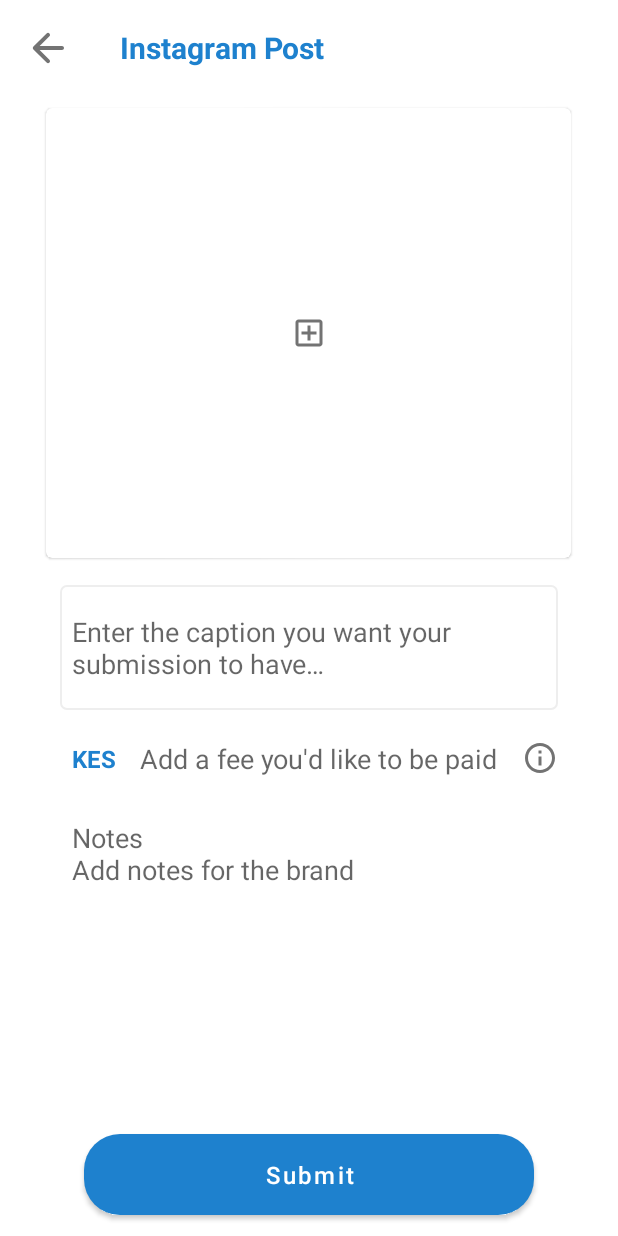
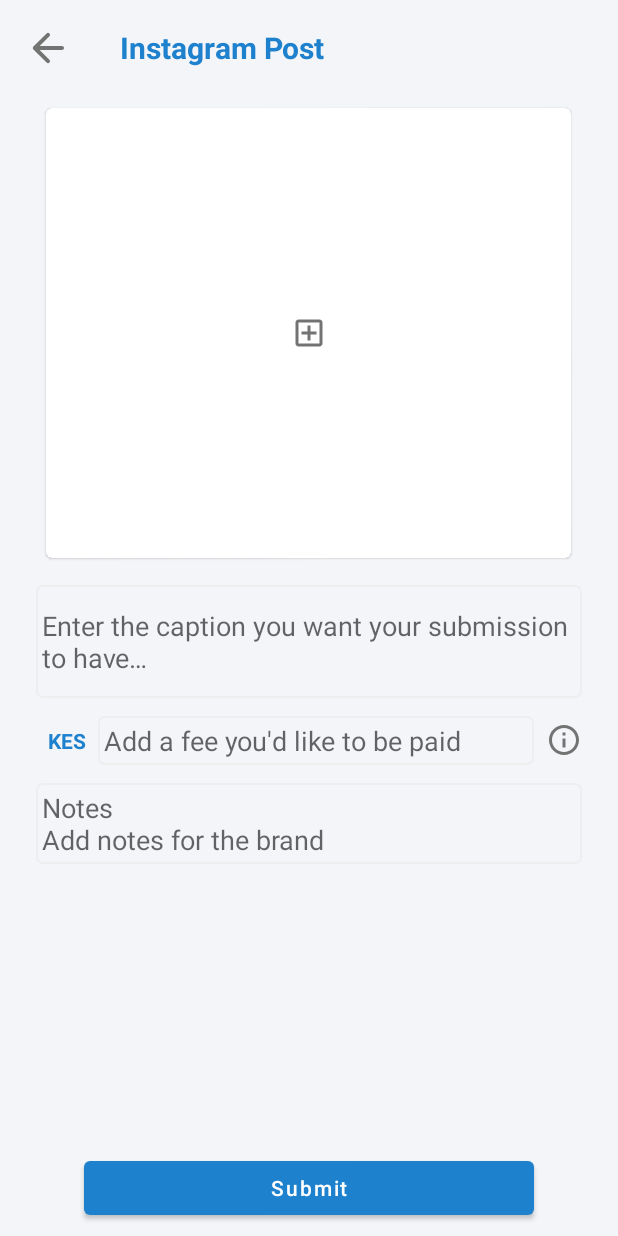
Before and after one commit to teddy-otieno/imp-mobile-android, an Android app: the layout activity_post.xml on its own in the app's theme, with its tools: preview values and no code run, on a phone screen of 412 x 824 dp. Run offline under Robolectric (Android 15) with nearby library versions, the phone set to English and light mode, and no system bars.

Commit message:
Update: Create post submission feature is done

```diff
--- a/app/src/main/java/com/imp/impandroidclient/app_state/web_client/HttpClient.kt
+++ b/app/src/main/java/com/imp/impandroidclient/app_state/web_client/HttpClient.kt
@@ -1,10 +1,13 @@
 package com.imp.impandroidclient.app_state.web_client
 
+import okhttp3.MediaType
 import okhttp3.MediaType.Companion.toMediaType
+import okhttp3.MediaType.Companion.toMediaTypeOrNull
 import okhttp3.OkHttpClient
 
 object HttpClient {
     var webClient: OkHttpClient = OkHttpClient()
+    val MEDIA_TYPE_PNG = "image/png".toMediaTypeOrNull()
     const val SERVER_URL = "http://192.168.0.15:8000"
 
     val JSON = "application/json; charset=utf-8".toMediaType()
--- a/app/src/main/java/com/imp/impandroidclient/submission_types/post/PostViewModel.kt
+++ b/app/src/main/java/com/imp/impandroidclient/submission_types/post/PostViewModel.kt
@@ -11,7 +11,6 @@ class PostViewModel(private var submissionId: Int, campaignId: Int) : ViewModel(
 {
     private val submissionRepo = PostSubmissionRepo.getInstance()
     var submission: MutableLiveData<PostSubmission>
-    val image: MutableLiveData<Bitmap> = MutableLiveData()
 
     init {
         //Create new submission
--- a/app/src/main/res/layout/activity_post.xml
+++ b/app/src/main/res/layout/activity_post.xml
@@ -5,13 +5,13 @@
     android:layout_width="match_parent"
     android:layout_height="match_parent"
     android:orientation="vertical"
+    android:background="@color/backgroundColor"
     tools:context=".submission_types.post.Post">
 
     <LinearLayout
         android:id="@+id/post_appbar"
         android:layout_width="match_parent"
         android:layout_height="wrap_content"
-        android:background="@color/backgroundColor"
         android:padding="16dp"
         android:orientation="horizontal"
         app:layout_constraintTop_toTopOf="parent">
@@ -83,11 +83,8 @@
         android:layout_height="wrap_content"
         android:layout_gravity="center"
         android:layout_marginBottom="8dp"
-        android:padding="16dp"
         android:text="Submit"
         android:textAllCaps="false"
-        android:textSize="16sp"
-        app:cornerRadius="24dp"
         app:layout_constraintBottom_toBottomOf="parent"
         app:layout_constraintEnd_toEndOf="parent"
         app:layout_constraintHorizontal_bias="0.5"
--- a/app/src/main/res/layout/layout_submission_details.xml
+++ b/app/src/main/res/layout/layout_submission_details.xml
@@ -1,9 +1,8 @@
-<?xml version="1.0" encoding="utf-8"?>
 <LinearLayout xmlns:android="http://schemas.android.com/apk/res/android"
     android:orientation="vertical"
     android:layout_width="match_parent"
     android:layout_height="wrap_content"
-    android:layout_marginHorizontal="32dp"
+    android:layout_marginHorizontal="16dp"
     android:layout_marginTop="8dp"
     android:layout_gravity="center_horizontal"
     >
@@ -28,7 +27,7 @@
                 android:background="@drawable/input_field"
                 android:hint="@string/instagram_post_hint"
                 android:minLines="3"
-                android:padding="8dp"
+                android:padding="4dp"
                 android:inputType="textMultiLine"/>
         </LinearLayout>
 
@@ -53,7 +52,6 @@
             android:layout_gravity="center_vertical"
             android:layout_marginStart="8dp"
             android:text="KES"
-            android:textSize="16sp"
             android:textColor="@color/colorPrimary"
             android:textStyle="bold" />
         <EditText
@@ -62,8 +60,8 @@
             android:layout_height="wrap_content"
             android:layout_margin="8dp"
             android:layout_weight="0.5"
-            android:padding="8dp"
-            android:background="@color/backgroundColor"
+            android:padding="4dp"
+            android:background="@drawable/input_field"
             android:hint="@string/fee"
             android:layout_gravity="center_vertical"
             android:inputType="number"
@@ -83,9 +81,9 @@
         android:layout_height="wrap_content"
         android:layout_marginHorizontal="8dp"
         android:layout_marginVertical="2dp"
-        android:background="@color/backgroundColor"
         android:hint="@string/notes"
-        android:padding="8dp"
+        android:background="@drawable/input_field"
+        android:padding="4dp"
         android:minLines="2"
         />
 </LinearLayout>
--- a/app/src/main/res/values/colors.xml
+++ b/app/src/main/res/values/colors.xml
@@ -1,6 +1,6 @@
 <?xml version="1.0" encoding="utf-8"?>
 <resources>
-    <color name="backgroundColor">#ffffff</color>
+    <color name="backgroundColor">#F3F5F8</color>
     <color name="colorPrimary">#1E81CE</color>
     <color name="colorPrimaryDark">#00574B</color>
     <color name="outlineColor">#adadad</color>
```
Also changed, not shown: app/src/main/java/com/imp/impandroidclient/app_state/repos/PostSubmissionRepo.kt (+44 -4 lines), app/src/main/java/com/imp/impandroidclient/submission_types/post/Post.kt (+12 -5 lines), app/src/main/res/layout/frame_campaign_view.xml (+7 -8 lines).
